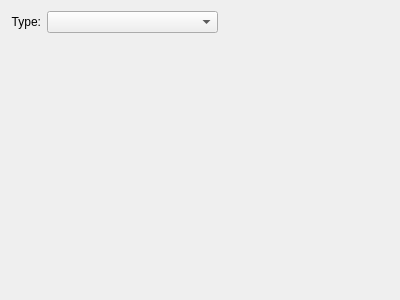
The window that simonlib/simoncontextcoreui/modifycondition.ui (KDE/simon) describes before a commit, drawn with Qt 5.
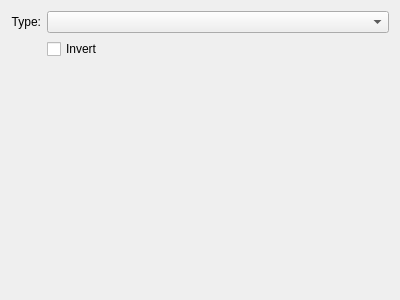
The same window after the commit. Custom widgets are drawn as their Qt base class.

Commit message: Refactor invert to be part of the context core - not individual plugins

```diff
--- a/simonlib/simoncontextcoreui/modifycondition.ui
+++ b/simonlib/simoncontextcoreui/modifycondition.ui
@@ -12,8 +12,8 @@
   </property>
   <layout class="QVBoxLayout" name="verticalLayout">
    <item>
-    <layout class="QHBoxLayout" name="horizontalLayout">
-     <item>
+    <layout class="QFormLayout" name="formLayout">
+     <item row="0" column="0">
       <widget class="QLabel" name="lbType">
        <property name="text">
         <string>Type:</string>
@@ -23,7 +23,7 @@
        </property>
       </widget>
      </item>
-     <item>
+     <item row="0" column="1">
       <widget class="KComboBox" name="cbType">
        <property name="sizePolicy">
         <sizepolicy hsizetype="MinimumExpanding" vsizetype="Fixed">
@@ -33,23 +33,32 @@
        </property>
       </widget>
      </item>
-     <item>
-      <spacer name="horizontalSpacer">
-       <property name="orientation">
-        <enum>Qt::Horizontal</enum>
+     <item row="1" column="1">
+      <widget class="QCheckBox" name="cbInverted">
+       <property name="toolTip">
+        <string>An inverted condition is satisfied when its specified details are NOT true</string>
        </property>
-       <property name="sizeHint" stdset="0">
-        <size>
-         <width>40</width>
-         <height>20</height>
-        </size>
+       <property name="whatsThis">
+        <string>An inverted condition is satisfied when its specified details are NOT true</string>
        </property>
-      </spacer>
+       <property name="layoutDirection">
+        <enum>Qt::LeftToRight</enum>
+       </property>
+       <property name="text">
+        <string>Invert</string>
+       </property>
+      </widget>
      </item>
     </layout>
    </item>
    <item>
     <widget class="QStackedWidget" name="swConditionCreators">
+     <property name="sizePolicy">
+      <sizepolicy hsizetype="Preferred" vsizetype="Minimum">
+       <horstretch>0</horstretch>
+       <verstretch>1</verstretch>
+      </sizepolicy>
+     </property>
      <property name="currentIndex">
       <number>-1</number>
      </property>
```
The commit also changes 19 other files.
